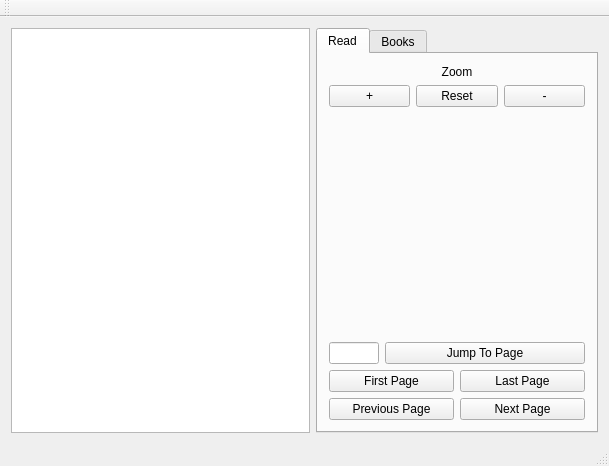
Old version of the form mainwindow.ui in the repository joe-broder15/mango.
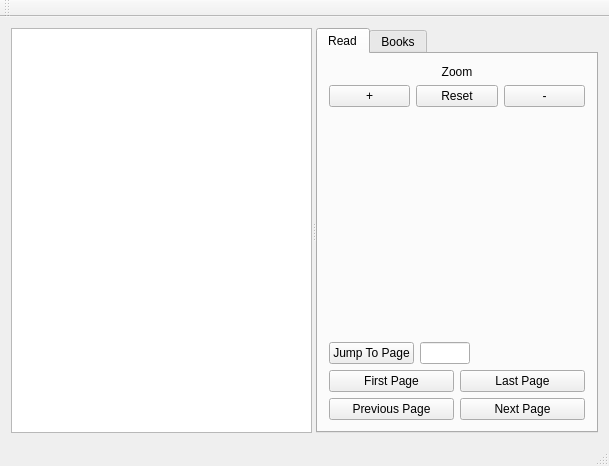
New version of the form.

```diff
--- a/mainwindow.ui
+++ b/mainwindow.ui
@@ -17,15 +17,23 @@
    <property name="styleSheet">
     <string notr="true"/>
    </property>
-   <layout class="QHBoxLayout" name="horizontalLayout_3">
+   <layout class="QVBoxLayout" name="verticalLayout_3">
     <item>
+     <widget class="QSplitter" name="splitter">
+      <property name="orientation">
+       <enum>Qt::Horizontal</enum>
+      </property>
      <widget class="QGraphicsView" name="pageDisplay">
+       <property name="sizePolicy">
+        <sizepolicy hsizetype="Expanding" vsizetype="Expanding">
+         <horstretch>10</horstretch>
+         <verstretch>0</verstretch>
+        </sizepolicy>
+       </property>
       <property name="styleSheet">
        <string notr="true"/>
       </property>
      </widget>
-    </item>
-    <item>
      <widget class="QTabWidget" name="tabWidget">
       <property name="sizePolicy">
        <sizepolicy hsizetype="Fixed" vsizetype="Expanding">
@@ -118,6 +126,13 @@
           </item>
           <item>
            <layout class="QHBoxLayout" name="horizontalLayout">
+             <item>
+              <widget class="QPushButton" name="pageJumpButton">
+               <property name="text">
+                <string>Jump To Page</string>
+               </property>
+              </widget>
+             </item>
             <item>
              <widget class="QLineEdit" name="pageJumpLineEdit">
               <property name="sizePolicy">
@@ -135,11 +150,17 @@
              </widget>
             </item>
             <item>
-             <widget class="QPushButton" name="pageJumpButton">
-              <property name="text">
-               <string>Jump To Page</string>
-              </property>
-             </widget>
+              <spacer name="horizontalSpacer">
+               <property name="orientation">
+                <enum>Qt::Horizontal</enum>
+               </property>
+               <property name="sizeHint" stdset="0">
+                <size>
+                 <width>40</width>
+                 <height>20</height>
+                </size>
+               </property>
+              </spacer>
             </item>
            </layout>
           </item>
@@ -169,7 +190,7 @@
                <string>Previous Page</string>
               </property>
               <property name="shortcut">
-               <string>Shift+Left</string>
+                <string>Left</string>
               </property>
              </widget>
             </item>
@@ -179,7 +200,7 @@
                <string>Next Page</string>
               </property>
               <property name="shortcut">
-               <string>Shift+Right</string>
+                <string>Right</string>
               </property>
              </widget>
             </item>
@@ -208,17 +229,11 @@
           </property>
          </widget>
         </item>
-        <item>
-         <widget class="QPushButton" name="selectMangaButton">
-          <property name="text">
-           <string>Select Manga</string>
-          </property>
-         </widget>
-        </item>
         <item>
          <widget class="QListWidget" name="mangaListWidget"/>
         </item>
        </layout>
+       </widget>
       </widget>
      </widget>
     </item>
```
Lines whose indentation alone changed are shown as unchanged.
